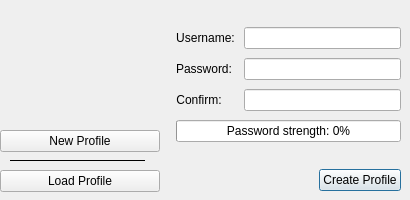
This is khandaq-desktop/src/loginscreen.ui in ummalife/khandaq as Qt 5 draws it before an edit. The edited form follows.
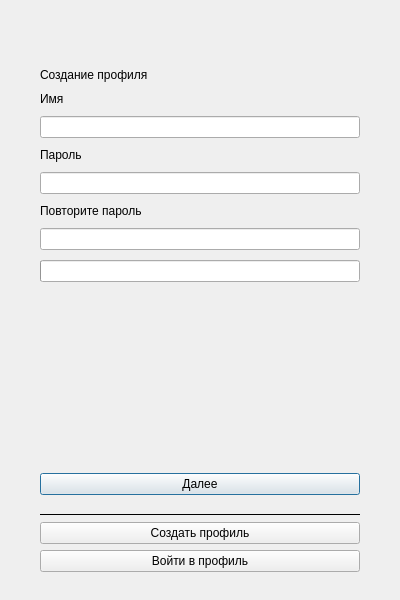
This is the edited form. Icons and pictures are not drawn. Custom widgets are drawn as their Qt base class.

Commit message: Desktop (qTox): redesign login/onboarding to Figma — single column + Khandaq look

The edit to the form file:
```diff
--- a/khandaq-desktop/src/loginscreen.ui
+++ b/khandaq-desktop/src/loginscreen.ui
@@ -6,20 +6,20 @@
    <rect>
     <x>0</x>
     <y>0</y>
-    <width>410</width>
-    <height>200</height>
+    <width>400</width>
+    <height>600</height>
    </rect>
   </property>
   <property name="minimumSize">
    <size>
-    <width>410</width>
-    <height>200</height>
+    <width>360</width>
+    <height>540</height>
    </size>
   </property>
   <property name="maximumSize">
    <size>
-    <width>415</width>
-    <height>200</height>
+    <width>520</width>
+    <height>760</height>
    </size>
   </property>
   <property name="windowTitle">
@@ -29,25 +29,44 @@
    <iconset resource="../res.qrc">
     <normaloff>:/img/icons/khandaq.svg</normaloff>:/img/icons/khandaq.svg</iconset>
   </property>
+  <layout class="QVBoxLayout" name="rootLayout">
+   <property name="spacing">
+    <number>18</number>
+   </property>
+   <property name="leftMargin">
+    <number>40</number>
+   </property>
+   <property name="topMargin">
+    <number>36</number>
+   </property>
+   <property name="rightMargin">
+    <number>40</number>
+   </property>
+   <property name="bottomMargin">
+    <number>28</number>
+   </property>
+   <item alignment="Qt::AlignHCenter">
+    <widget class="QLabel" name="label_7">
+     <property name="text">
+      <string/>
+     </property>
+     <property name="alignment">
+      <set>Qt::AlignHCenter|Qt::AlignVCenter</set>
+     </property>
+     <property name="scaledContents">
+      <bool>false</bool>
+     </property>
+    </widget>
+   </item>
+   <item>
   <widget class="QStackedWidget" name="stackedWidget">
-   <property name="geometry">
-    <rect>
-     <x>160</x>
-     <y>0</y>
-     <width>250</width>
-     <height>200</height>
-    </rect>
-   </property>
-   <property name="autoFillBackground">
-    <bool>true</bool>
-   </property>
    <property name="currentIndex">
     <number>0</number>
    </property>
    <widget class="QWidget" name="newPage">
-    <layout class="QHBoxLayout" name="horizontalLayout_5">
+      <layout class="QVBoxLayout" name="newPageLayout">
      <property name="spacing">
-      <number>0</number>
+        <number>10</number>
      </property>
      <property name="leftMargin">
       <number>0</number>
@@ -64,55 +83,18 @@
      <item>
       <widget class="QLabel" name="labelNewProfile">
        <property name="text">
-        <string/>
+          <string notr="true">Создание профиля</string>
        </property>
       </widget>
      </item>
      <item>
-      <layout class="QHBoxLayout" name="horizontalLayout_4">
-       <item>
-        <layout class="QFormLayout" name="formLayout">
-         <property name="sizeConstraint">
-          <enum>QLayout::SetMaximumSize</enum>
-         </property>
-         <property name="fieldGrowthPolicy">
-          <enum>QFormLayout::AllNonFixedFieldsGrow</enum>
-         </property>
-         <property name="labelAlignment">
-          <set>Qt::AlignLeading|Qt::AlignLeft|Qt::AlignVCenter</set>
-         </property>
-         <property name="formAlignment">
-          <set>Qt::AlignCenter</set>
-         </property>
-         <property name="horizontalSpacing">
-          <number>9</number>
-         </property>
-         <property name="verticalSpacing">
-          <number>9</number>
-         </property>
-         <property name="leftMargin">
-          <number>9</number>
-         </property>
-         <property name="topMargin">
-          <number>9</number>
-         </property>
-         <property name="rightMargin">
-          <number>9</number>
-         </property>
-         <property name="bottomMargin">
-          <number>9</number>
-         </property>
-         <item row="1" column="0">
           <widget class="QLabel" name="label">
            <property name="text">
-            <string>Username:</string>
-           </property>
-           <property name="alignment">
-            <set>Qt::AlignCenter</set>
+          <string notr="true">Имя</string>
            </property>
           </widget>
          </item>
-         <item row="1" column="1">
+       <item>
           <widget class="QLineEdit" name="newUsername">
            <property name="accessibleDescription">
             <string>Username input field</string>
@@ -122,60 +104,52 @@
            </property>
           </widget>
          </item>
-         <item row="2" column="0">
+       <item>
           <widget class="QLabel" name="label_2">
            <property name="text">
-            <string>Password:</string>
-           </property>
-           <property name="alignment">
-            <set>Qt::AlignCenter</set>
+          <string notr="true">Пароль</string>
            </property>
           </widget>
          </item>
-         <item row="2" column="1">
+       <item>
           <widget class="PasswordEdit" name="newPass">
            <property name="accessibleDescription">
             <string>Password input field, you can leave it empty (no password), or type at least 6 characters</string>
            </property>
           </widget>
          </item>
-         <item row="3" column="0">
+       <item>
           <widget class="QLabel" name="label_8">
            <property name="text">
-            <string>Confirm:</string>
-           </property>
-           <property name="alignment">
-            <set>Qt::AlignCenter</set>
+          <string notr="true">Повторите пароль</string>
            </property>
           </widget>
          </item>
-         <item row="3" column="1">
+       <item>
           <widget class="PasswordEdit" name="newPassConfirm">
            <property name="accessibleDescription">
             <string>Password confirmation field</string>
            </property>
           </widget>
          </item>
-         <item row="7" column="0" colspan="2">
+       <item>
           <widget class="QProgressBar" name="passStrengthMeter">
            <property name="value">
             <number>0</number>
            </property>
            <property name="format">
-            <string>Password strength: %p%</string>
+          <string notr="true"/>
            </property>
           </widget>
          </item>
-         <item row="9" column="0" colspan="2">
-          <layout class="QHBoxLayout" name="horizontalLayout">
            <item>
-            <spacer name="horizontalSpacer">
+        <spacer name="verticalSpacer">
              <property name="orientation">
-              <enum>Qt::Horizontal</enum>
+          <enum>Qt::Vertical</enum>
              </property>
              <property name="sizeHint" stdset="0">
               <size>
-               <width>40</width>
+           <width>20</width>
                <height>20</height>
               </size>
              </property>
@@ -187,48 +161,16 @@
               <string>Create a new profile button</string>
              </property>
              <property name="text">
-              <string>Create Profile</string>
-             </property>
-            </widget>
-           </item>
-          </layout>
-         </item>
-         <item row="8" column="0" colspan="2">
-          <spacer name="verticalSpacer">
-           <property name="orientation">
-            <enum>Qt::Vertical</enum>
-           </property>
-           <property name="sizeHint" stdset="0">
-            <size>
-             <width>20</width>
-             <height>40</height>
-            </size>
-           </property>
-          </spacer>
-         </item>
-         <item row="0" column="0" colspan="2">
-          <spacer name="verticalSpacer_2">
-           <property name="orientation">
-            <enum>Qt::Vertical</enum>
-           </property>
-           <property name="sizeHint" stdset="0">
-            <size>
-             <width>20</width>
-             <height>40</height>
-            </size>
-           </property>
-          </spacer>
-         </item>
-        </layout>
-       </item>
-      </layout>
+          <string notr="true">Далее</string>
+         </property>
+        </widget>
      </item>
     </layout>
    </widget>
    <widget class="QWidget" name="loginPage">
-    <layout class="QHBoxLayout" name="horizontalLayout_3">
+      <layout class="QVBoxLayout" name="loginPageLayout">
      <property name="spacing">
-      <number>0</number>
+        <number>10</number>
      </property>
      <property name="leftMargin">
       <number>0</number>
@@ -240,57 +182,19 @@
       <number>0</number>
      </property>
      <property name="bottomMargin">
-      <number>0</number>
-     </property>
-     <item>
-      <layout class="QHBoxLayout" name="horizontalLayout_2">
-       <property name="spacing">
         <number>0</number>
        </property>
        <item>
         <widget class="QLabel" name="labelLoadProfile">
          <property name="text">
-          <string/>
+          <string notr="true">Войти в профиль</string>
          </property>
         </widget>
-       </item>
-       <item>
-        <layout class="QVBoxLayout" name="verticalLayout_2">
-         <property name="spacing">
-          <number>6</number>
-         </property>
-         <property name="leftMargin">
-          <number>9</number>
-         </property>
-         <property name="topMargin">
-          <number>9</number>
-         </property>
-         <property name="rightMargin">
-          <number>9</number>
-         </property>
-         <property name="bottomMargin">
-          <number>9</number>
-         </property>
-         <item>
-          <spacer name="verticalSpacer_3">
-           <property name="orientation">
-            <enum>Qt::Vertical</enum>
-           </property>
-           <property name="sizeHint" stdset="0">
-            <size>
-             <width>20</width>
-             <height>40</height>
-            </size>
-           </property>
-          </spacer>
          </item>
          <item>
           <widget class="QLabel" name="userNameLabel">
            <property name="text">
-            <string>Username:</string>
-           </property>
-           <property name="alignment">
-            <set>Qt::AlignCenter</set>
+          <string notr="true">Название профиля</string>
            </property>
           </widget>
          </item>
@@ -307,10 +211,7 @@
          <item>
           <widget class="QLabel" name="loginPasswordLabel">
            <property name="text">
-            <string>Password:</string>
-           </property>
-           <property name="alignment">
-            <set>Qt::AlignCenter</set>
+          <string notr="true">Пароль</string>
            </property>
           </widget>
          </item>
@@ -330,7 +231,7 @@
             <string>Load automatically checkbox</string>
            </property>
            <property name="text">
-            <string>Load automatically</string>
+          <string notr="true">Входить автоматически</string>
            </property>
           </widget>
          </item>
@@ -342,31 +243,6 @@
            <property name="sizeHint" stdset="0">
             <size>
              <width>20</width>
-             <height>40</height>
-            </size>
-           </property>
-          </spacer>
-         </item>
-         <item>
-          <layout class="QHBoxLayout" name="horizontalLayout_6">
-           <item>
-            <widget class="QPushButton" name="importButton">
-             <property name="accessibleDescription">
-              <string>Import profile</string>
-             </property>
-             <property name="text">
-              <string>Import</string>
-             </property>
-            </widget>
-           </item>
-           <item>
-            <spacer name="horizontalSpacer_2">
-             <property name="orientation">
-              <enum>Qt::Horizontal</enum>
-             </property>
-             <property name="sizeHint" stdset="0">
-              <size>
-               <width>40</width>
                <height>20</height>
               </size>
              </property>
@@ -381,28 +257,31 @@
               <string>Load selected profile button</string>
              </property>
              <property name="text">
-              <string>Load</string>
+          <string notr="true">Далее</string>
              </property>
             </widget>
            </item>
-          </layout>
-         </item>
-        </layout>
-       </item>
-      </layout>
-     </item>
-    </layout>
-   </widget>
-  </widget>
+       <item>
+        <widget class="QPushButton" name="importButton">
+         <property name="accessibleDescription">
+          <string>Import profile</string>
+         </property>
+         <property name="text">
+          <string notr="true">Импорт профиля</string>
+         </property>
+        </widget>
+       </item>
+      </layout>
+     </widget>
+    </widget>
+   </item>
+   <item>
+    <layout class="QVBoxLayout" name="linksLayout">
+     <property name="spacing">
+      <number>6</number>
+     </property>
+     <item>
   <widget class="Line" name="line">
-   <property name="geometry">
-    <rect>
-     <x>10</x>
-     <y>160</y>
-     <width>135</width>
-     <height>1</height>
-    </rect>
-   </property>
    <property name="frameShadow">
     <enum>QFrame::Plain</enum>
    </property>
@@ -410,15 +289,9 @@
     <enum>Qt::Horizontal</enum>
    </property>
   </widget>
+     </item>
+     <item>
   <widget class="QPushButton" name="newProfilePgbtn">
-   <property name="geometry">
-    <rect>
-     <x>0</x>
-     <y>130</y>
-     <width>160</width>
-     <height>22</height>
-    </rect>
-   </property>
    <property name="accessibleName">
     <string/>
    </property>
@@ -426,18 +299,12 @@
     <string>New profile creation page</string>
    </property>
    <property name="text">
-    <string>New Profile</string>
-   </property>
-  </widget>
+        <string notr="true">Создать профиль</string>
+       </property>
+      </widget>
+     </item>
+     <item>
   <widget class="QPushButton" name="loginPgbtn">
-   <property name="geometry">
-    <rect>
-     <x>0</x>
-     <y>170</y>
-     <width>160</width>
-     <height>22</height>
-    </rect>
-   </property>
    <property name="accessibleName">
     <string>Load Profile</string>
    </property>
@@ -445,25 +312,13 @@
     <string>Loading existing profile page</string>
    </property>
    <property name="text">
-    <string>Load Profile</string>
-   </property>
-  </widget>
-  <widget class="QLabel" name="label_7">
-   <property name="geometry">
-    <rect>
-     <x>15</x>
-     <y>24</y>
-     <width>130</width>
-     <height>37</height>
-    </rect>
-   </property>
-   <property name="text">
-    <string/>
-   </property>
-   <property name="scaledContents">
-    <bool>false</bool>
-   </property>
-  </widget>
+        <string notr="true">Войти в профиль</string>
+       </property>
+      </widget>
+     </item>
+    </layout>
+   </item>
+  </layout>
  </widget>
  <customwidgets>
   <customwidget>
```
Lines whose indentation alone changed are shown as unchanged. The commit also changes 6 other files.
